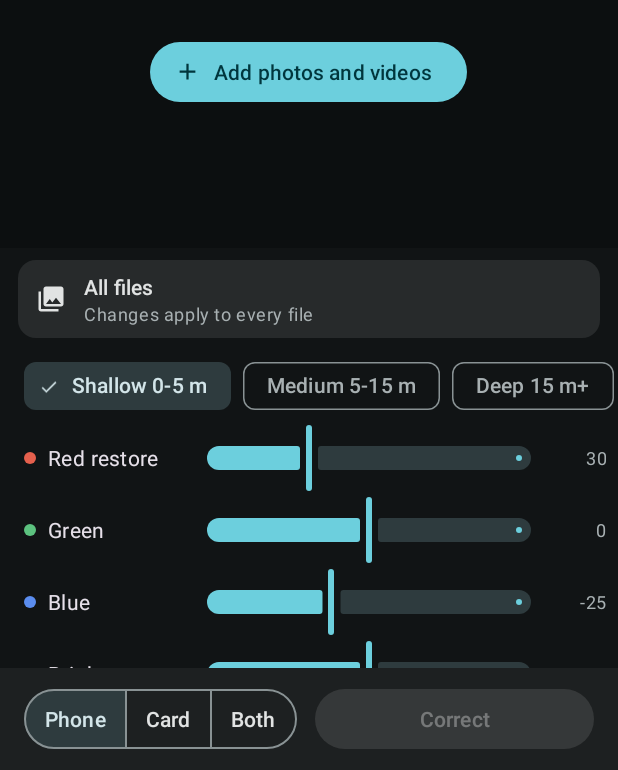
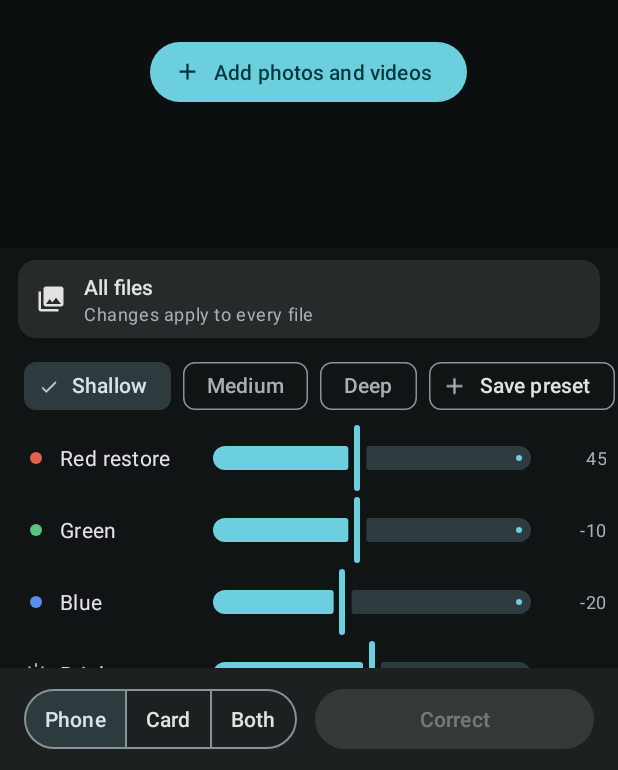
Before and after one commit to daniel-herold/divefix-android, an Android app: the screen it shows after launch (MainActivity), on a phone screen of 412 x 824 dp, the part 466-1236 px from its top. Run offline under Robolectric (Android 15) with nearby library versions, the phone set to English and light mode, and no system bars.

Commit message:
Fix resuming video after pause; Shallow/Medium/Deep presets; slider icons and hints; gradient tool with keep/discard

```diff
--- a/app/src/main/java/com/divefix/app/MainActivity.kt
+++ b/app/src/main/java/com/divefix/app/MainActivity.kt
@@ -83,6 +83,10 @@ import java.util.TimeZone
 import java.util.concurrent.ConcurrentHashMap
 import java.util.concurrent.Executors
 import kotlin.concurrent.thread
+import android.graphics.drawable.ColorDrawable
+import android.transition.AutoTransition
+import android.transition.TransitionManager
+import android.widget.PopupWindow
 import kotlin.math.abs
 import kotlin.math.roundToInt
 
@@ -95,7 +99,15 @@ class MainActivity : AppCompatActivity() {
     private val scale = floatArrayOf(1f, .3f, .4f, .002f, .004f, .01f, 1f)
     private val dmin = floatArrayOf(0f, -100f, -100f, -100f, -100f, -100f, 0f)
     private val dots = intArrayOf(0xFFE5604D.toInt(), 0xFF5CC27F.toInt(), 0xFF5B8DEF.toInt(), 0, 0, 0, 0)
-    private val defaults = """{"Shallow 0-5 m":{"red":30,"green":0,"blue":-10,"bright":0,"contrast":1.05,"sat":1.05,"pop":20},"Medium 5-15 m":{"red":60,"green":-8,"blue":-20,"bright":0.02,"contrast":1.1,"sat":1.1,"pop":30},"Deep 15 m+":{"red":100,"green":-15,"blue":-30,"bright":0.04,"contrast":1.15,"sat":1.15,"pop":40}}"""
+    // Shallow ~0-5 m, Medium ~5-15 m, Deep ~15 m+. Red is absorbed first, so it needs the most help, then blue and green are
+    // pulled back; deeper water is darker and hazier, so brightness, contrast and colour get a little more too.
+    private val defaults = """{"Shallow":{"red":45,"green":-3,"blue":-8,"bright":0,"contrast":1.08,"sat":1.05,"pop":15},"Medium":{"red":80,"green":-6,"blue":-12,"bright":0.02,"contrast":1.12,"sat":1.1,"pop":25},"Deep":{"red":100,"green":-9,"blue":-20,"bright":0.04,"contrast":1.16,"sat":1.15,"pop":35}}"""
+    private val icons = intArrayOf(0, 0, 0, R.drawable.ic_brightness, R.drawable.ic_contrast, R.drawable.ic_saturation, R.drawable.ic_vibrance)
+    private val hints = arrayOf<String?>(null, null, null,
+        "Lightens or darkens the whole picture evenly. Deeper dives are darker, so raise it a little there.",
+        "Pushes darks and lights apart. Water haze makes dive shots look flat; more contrast gives them depth.",
+        "Makes every colour stronger or weaker by the same amount. Use it sparingly, too much looks artificial.",
+        "Strengthens muted colours a lot and already-strong ones barely, so blues and corals come alive without neon fish.")
     @Suppress("DEPRECATION")
     private val exifTags = arrayOf(
         ExifInterface.TAG_DATETIME_ORIGINAL, ExifInterface.TAG_DATETIME_DIGITIZED, ExifInterface.TAG_DATETIME,
@@ -178,7 +190,10 @@ class MainActivity : AppCompatActivity() {
     private lateinit var gradientBtn: MaterialButton
     private lateinit var drawBar: View
     private lateinit var drawHint: TextView
-    private lateinit var drawRemove: View
+    private lateinit var gradientGroup: LinearLayout
+    private lateinit var gradientSave: View
+    private lateinit var gradientDiscard: View
+    private var drawMode = false
     private lateinit var addMore: View
     private lateinit var emptyBox: View
     private lateinit var modeBar: LinearLayout
@@ -274,10 +289,12 @@ class MainActivity : AppCompatActivity() {
         }
         drawBar = findViewById(R.id.drawBar)
         drawHint = findViewById(R.id.drawHint)
-        drawRemove = findViewById<View>(R.id.drawRemove).apply {
-            setOnClickListener { edits[files[cur]]?.line = null; this@MainActivity.overlay.line = null; render(); updateMode(); updateDrawBar() }
+        gradientGroup = findViewById(R.id.gradientGroup)
+        gradientBtn = findViewById<MaterialButton>(R.id.gradientBtn).apply { setOnClickListener { setDrawMode(!drawMode) } }  // tapping again keeps the line
+        gradientSave = findViewById<View>(R.id.gradientSave).apply { setOnClickListener { setDrawMode(false) } }
+        gradientDiscard = findViewById<View>(R.id.gradientDiscard).apply {
+            setOnClickListener { edits[files[cur]]?.line = null; render(); updateMode(); setDrawMode(false) }
         }
-        gradientBtn = findViewById<MaterialButton>(R.id.gradientBtn).apply { addOnCheckedChangeListener { _, on -> setDrawMode(on) } }
         prevBtn = findViewById<Button>(R.id.prev).apply { setOnClickListener { if (files.isNotEmpty()) { cur = (cur - 1 + files.size) % files.size; loadPreview() } } }
         nextBtn = findViewById<Button>(R.id.next).apply { setOnClickListener { if (files.isNotEmpty()) { cur = (cur + 1) % files.size; loadPreview() } } }
         findViewById<View>(R.id.compare).setOnTouchListener { view, e ->
@@ -308,13 +325,22 @@ class MainActivity : AppCompatActivity() {
         val muted = MaterialColors.getColor(this, com.google.android.material.R.attr.colorOnSurfaceVariant, Color.GRAY)
         for (i in 0 until n) {
             val row = LinearLayout(this).apply { gravity = Gravity.CENTER_VERTICAL }
-            row.addView(View(this).apply {
-                background = GradientDrawable().apply { shape = GradientDrawable.OVAL; setColor(dots[i]) }
-                visibility = if (dots[i] != 0) View.VISIBLE else View.INVISIBLE
-            }, LinearLayout.LayoutParams((8 * dp).toInt(), (8 * dp).toInt()).apply { marginEnd = (8 * dp).toInt() })
-            row.addView(TextView(this).apply {
-                text = names[i]; setTextAppearance(com.google.android.material.R.style.TextAppearance_Material3_BodyMedium)
-            }, LinearLayout.LayoutParams((92 * dp).toInt(), WRAP_CONTENT))
+            val label = LinearLayout(this).apply {
+                gravity = Gravity.CENTER_VERTICAL
+                addView(FrameLayout(context).apply {
+                    if (dots[i] != 0) addView(View(context).apply { background = GradientDrawable().apply { shape = GradientDrawable.OVAL; setColor(dots[i]) } },
+                        FrameLayout.LayoutParams((8 * dp).toInt(), (8 * dp).toInt(), Gravity.CENTER))
+                    else addView(ImageView(context).apply { setImageResource(icons[i]); imageTintList = ColorStateList.valueOf(muted) },
+                        FrameLayout.LayoutParams((16 * dp).toInt(), (16 * dp).toInt(), Gravity.CENTER))
+                }, LinearLayout.LayoutParams((16 * dp).toInt(), (16 * dp).toInt()).apply { marginEnd = (8 * dp).toInt() })
+                addView(TextView(context).apply { text = names[i]; setTextAppearance(com.google.android.material.R.style.TextAppearance_Material3_BodyMedium) })
+                hints[i]?.let { hint ->
+                    background = obtainStyledAttributes(intArrayOf(android.R.attr.selectableItemBackground)).run { val d = getDrawable(0); recycle(); d }
+                    contentDescription = "${names[i]}. $hint"
+                    setOnClickListener { showHint(this, hint) }
+                }
+            }
+            row.addView(label, LinearLayout.LayoutParams((112 * dp).toInt(), (40 * dp).toInt()))
             val s = Slider(this).apply {
                 valueFrom = dmin[i]; valueTo = 100f; stepSize = 1f; value = 0f
                 labelBehavior = LabelFormatter.LABEL_GONE; isTickVisible = false; contentDescription = names[i]
@@ -344,6 +370,13 @@ class MainActivity : AppCompatActivity() {
 
         // ---------- presets ----------
         presets = JSONObject(prefs.getString("presets", null) ?: defaults)
+        if (prefs.getInt("presetsVersion", 1) < 2) {  // replace the first-generation default presets, keep the user's own
+            val old = setOf("Shallow 0-5 m", "Medium 5-15 m", "Deep 15 m+")
+            val merged = JSONObject(defaults)
+            presets.keys().asSequence().toList().filter { it !in old && !merged.has(it) }.forEach { merged.put(it, presets.get(it)) }
+            presets = merged
+            prefs.edit().putString("presets", presets.toString()).putInt("presetsVersion", 2).apply()
+        }
         chips = findViewById(R.id.presets)
         chips.setOnCheckedStateChangeListener { g, checked ->
             if (applyingPreset || checked.isEmpty()) return@setOnCheckedStateChangeListener
@@ -437,6 +470,20 @@ class MainActivity : AppCompatActivity() {
         text = t; setTextColor(Color.WHITE); setBackgroundResource(R.drawable.pill)
         setTextAppearance(com.google.android.material.R.style.TextAppearance_Material3_LabelLarge); setTextColor(Color.WHITE)
         setPadding((12 * dp).toInt(), (6 * dp).toInt(), (12 * dp).toInt(), (6 * dp).toInt())
+    }
+
+    // Small explanation bubble under a slider label; tap anywhere to close.
+    private fun showHint(anchor: View, text: String) {
+        val bubble = TextView(this).apply {
+            this.text = text; maxWidth = (280 * dp).toInt()
+            setTextAppearance(com.google.android.material.R.style.TextAppearance_Material3_BodyMedium)
+            setTextColor(MaterialColors.getColor(anchor, com.google.android.material.R.attr.colorOnSurface))
+            setPadding((14 * dp).toInt(), (10 * dp).toInt(), (14 * dp).toInt(), (10 * dp).toInt())
+            background = GradientDrawable().apply { setColor(MaterialColors.getColor(anchor, com.google.android.material.R.attr.colorSurfaceContainerHighest)); cornerRadius = 12 * dp }
+        }
+        val pop = PopupWindow(bubble, WRAP_CONTENT, WRAP_CONTENT, true).apply { elevation = 6 * dp; isOutsideTouchable = true; setBackgroundDrawable(ColorDrawable(Color.TRANSPARENT)) }
+        pop.showAsDropDown(anchor, 0, (2 * dp).toInt())
+        ui.postDelayed({ if (pop.isShowing) pop.dismiss() }, 6000)
     }
 
     private fun say(msg: String, action: String? = null, fn: (() -> Unit)? = null) {
@@ -571,22 +618,34 @@ class MainActivity : AppCompatActivity() {
     }
 
     private fun setDrawMode(on: Boolean) {
-        if (gradientBtn.isChecked != on) { gradientBtn.isChecked = on; return }  // the button's listener calls back here
+        drawMode = on
         overlay.drawing = on
         overlay.line = edits[files.getOrNull(cur)]?.line
-        // Make "drawing" unmistakable: the tool fills with the accent colour while it is on.
-        gradientBtn.backgroundTintList = ColorStateList.valueOf(MaterialColors.getColor(gradientBtn,
-            if (on) com.google.android.material.R.attr.colorPrimary else com.google.android.material.R.attr.colorSecondaryContainer))
-        gradientBtn.iconTint = ColorStateList.valueOf(MaterialColors.getColor(gradientBtn,
-            if (on) com.google.android.material.R.attr.colorOnPrimary else com.google.android.material.R.attr.colorOnSecondaryContainer))
         drawBar.visibility = if (on) View.VISIBLE else View.GONE
+        histo.visibility = if (on || player?.playWhenReady == true) View.GONE else View.VISIBLE  // room for the expanded tool
         updateDrawBar()
     }
 
+    // Off: plain tool button. Drawing: the tool fills with the accent colour. Once a line exists it expands to [tool | ✓ keep | ✕ discard].
     private fun updateDrawBar() {
         val has = edits[files.getOrNull(cur)]?.line != null
-        drawHint.text = if (has) "Full effect at ●, none at ○" else "Drag across the photo"
-        drawRemove.visibility = if (has) View.VISIBLE else View.GONE
+        val expanded = drawMode && has
+        drawHint.text = if (has) "Drag again to redraw · ● full effect, ○ none" else "Drag across the photo"
+        val color = { attr: Int -> MaterialColors.getColor(gradientBtn, attr) }
+        val primary = color(com.google.android.material.R.attr.colorPrimary)
+        val onPrimary = color(com.google.android.material.R.attr.colorOnPrimary)
+        TransitionManager.beginDelayedTransition(gradientGroup, AutoTransition().setDuration(150))
+        gradientSave.visibility = if (expanded) View.VISIBLE else View.GONE
+        gradientDiscard.visibility = gradientSave.visibility
+        gradientGroup.background = if (expanded) GradientDrawable().apply { setColor(primary); cornerRadius = 24 * dp } else null
+        gradientBtn.backgroundTintList = ColorStateList.valueOf(when {
+            expanded -> Color.TRANSPARENT
+            drawMode -> primary
+            else -> color(com.google.android.material.R.attr.colorSecondaryContainer)
+        })
+        gradientBtn.iconTint = ColorStateList.valueOf(if (drawMode) onPrimary else color(com.google.android.material.R.attr.colorOnSecondaryContainer))
+        (gradientSave as MaterialButton).iconTint = ColorStateList.valueOf(onPrimary)
+        (gradientDiscard as MaterialButton).iconTint = ColorStateList.valueOf(onPrimary)
     }
 
     // Keeps the overlay's idea of where the photo sits in sync with the image view (fit-center).
@@ -792,7 +851,14 @@ class MainActivity : AppCompatActivity() {
             val out = correct(px, src.width, src.height, s, line)
             val bmp = Bitmap.createBitmap(out, src.width, src.height, Bitmap.Config.ARGB_8888)
             val h = hist(out)
-            runOnUiThread { if (seq == renderSeq) { outBmp = bmp; outHist = h; display() } }
+            runOnUiThread {
+                if (seq != renderSeq) return@runOnUiThread
+                outBmp = bmp; outHist = h; display()
+                if (player?.playWhenReady != true) {
+                    image.visibility = View.VISIBLE; histo.visibility = if (drawMode) View.GONE else View.VISIBLE
+                    if (player != null) releasePlayer()  // the corrected still now covers the paused video, so the player can go
+                }
+            }
         }
     }
 
@@ -979,7 +1045,6 @@ class MainActivity : AppCompatActivity() {
             if (bmp == null) { say("Can't open ${fileTitle}"); return@runOnUiThread }
             srcBmp = bmp; srcPx = px; srcHist = h; outBmp = null; outHist = null
             syncOverlay()
-            if (player?.playWhenReady != true) { image.visibility = View.VISIBLE; histo.visibility = View.VISIBLE }
             if (full.isShowing) orientFull()
             render()
         }
@@ -992,9 +1057,10 @@ class MainActivity : AppCompatActivity() {
     private fun play() {
         if (running) { say("Playback is paused while files are being corrected"); return }
         if (videoDur > 0 && videoPos >= videoDur - 200) videoPos = 0
-        var p = player
-        if (p == null) {
-            p = ExoPlayer.Builder(this).build()
+        // Always start a fresh player at the current position: resuming a paused one with live colour effects can stall.
+        if (player != null) releasePlayer()
+        run {
+            val p = ExoPlayer.Builder(this).build()
             player = p
             p.setVideoSurfaceView(surface)
             p.setVideoEffects(listOf<Effect>(lut(matrix(), v[6] / 100f)))
@@ -1008,14 +1074,13 @@ class MainActivity : AppCompatActivity() {
                 override fun onPlaybackStateChanged(state: Int) { if (state == Player.STATE_ENDED) pause() }
                 override fun onPlayerError(error: PlaybackException) { say("Can't play this video (${error.errorCodeName})"); releasePlayer(); loadFrame(true) }
             })
-            p.setMediaItem(MediaItem.fromUri(files[cur]))
+            p.setMediaItem(MediaItem.fromUri(files[cur]), videoPos)
             p.prepare()
             if (holding) applyFx.run()
-        } else image.visibility = View.INVISIBLE
+            p.play()
+        }
         surface.visibility = View.VISIBLE
         histo.visibility = View.GONE
-        p.seekTo(videoPos)
-        p.play()
         ui.removeCallbacks(ticker); ui.post(ticker)
     }
 
--- /dev/null
+++ b/app/src/main/res/drawable/ic_brightness.xml
@@ -0,0 +1,3 @@
+<vector xmlns:android="http://schemas.android.com/apk/res/android" android:width="24dp" android:height="24dp" android:viewportWidth="24" android:viewportHeight="24" android:tint="?attr/colorControlNormal">
+    <path android:fillColor="@android:color/white" android:fillType="evenOdd" android:pathData="M12,7c-2.76,0 -5,2.24 -5,5s2.24,5 5,5 5,-2.24 5,-5 -2.24,-5 -5,-5zM2,13h2c0.55,0 1,-0.45 1,-1s-0.45,-1 -1,-1L2,11c-0.55,0 -1,0.45 -1,1s0.45,1 1,1zM20,13h2c0.55,0 1,-0.45 1,-1s-0.45,-1 -1,-1h-2c-0.55,0 -1,0.45 -1,1s0.45,1 1,1zM11,2v2c0,0.55 0.45,1 1,1s1,-0.45 1,-1L13,2c0,-0.55 -0.45,-1 -1,-1s-1,0.45 -1,1zM11,20v2c0,0.55 0.45,1 1,1s1,-0.45 1,-1v-2c0,-0.55 -0.45,-1 -1,-1 -0.55,0 -1,0.45 -1,1zM5.99,4.58c-0.39,-0.39 -1.03,-0.39 -1.41,0 -0.39,0.39 -0.39,1.03 0,1.41l1.06,1.06c0.39,0.39 1.03,0.39 1.41,0s0.39,-1.03 0,-1.41L5.99,4.58zM18.36,16.95c-0.39,-0.39 -1.03,-0.39 -1.41,0 -0.39,0.39 -0.39,1.03 0,1.41l1.06,1.06c0.39,0.39 1.03,0.39 1.41,0 0.39,-0.39 0.39,-1.03 0,-1.41l-1.06,-1.06zM19.42,5.99c0.39,-0.39 0.39,-1.03 0,-1.41 -0.39,-0.39 -1.03,-0.39 -1.41,0l-1.06,1.06c-0.39,0.39 -0.39,1.03 0,1.41s1.03,0.39 1.41,0l1.06,-1.06zM7.05,18.36c0.39,-0.39 0.39,-1.03 0,-1.41 -0.39,-0.39 -1.03,-0.39 -1.41,0l-1.06,1.06c-0.39,0.39 -0.39,1.03 0,1.41s1.03,0.39 1.41,0l1.06,-1.06z" />
+</vector>
--- /dev/null
+++ b/app/src/main/res/drawable/ic_check.xml
@@ -0,0 +1,3 @@
+<vector xmlns:android="http://schemas.android.com/apk/res/android" android:width="24dp" android:height="24dp" android:viewportWidth="24" android:viewportHeight="24" android:tint="?attr/colorControlNormal">
+    <path android:fillColor="@android:color/white" android:fillType="evenOdd" android:pathData="M9,16.17L4.83,12l-1.42,1.41L9,19 21,7l-1.41,-1.41z" />
+</vector>
--- /dev/null
+++ b/app/src/main/res/drawable/ic_close.xml
@@ -0,0 +1,3 @@
+<vector xmlns:android="http://schemas.android.com/apk/res/android" android:width="24dp" android:height="24dp" android:viewportWidth="24" android:viewportHeight="24" android:tint="?attr/colorControlNormal">
+    <path android:fillColor="@android:color/white" android:fillType="evenOdd" android:pathData="M19,6.41L17.59,5 12,10.59 6.41,5 5,6.41 10.59,12 5,17.59 6.41,19 12,13.41 17.59,19 19,17.59 13.41,12z" />
+</vector>
--- /dev/null
+++ b/app/src/main/res/drawable/ic_contrast.xml
@@ -0,0 +1,3 @@
+<vector xmlns:android="http://schemas.android.com/apk/res/android" android:width="24dp" android:height="24dp" android:viewportWidth="24" android:viewportHeight="24" android:tint="?attr/colorControlNormal">
+    <path android:fillColor="@android:color/white" android:fillType="evenOdd" android:pathData="M12,22c5.52,0 10,-4.48 10,-10S17.52,2 12,2 2,6.48 2,12s4.48,10 10,10zM13,4.07c3.94,0.49 7,3.85 7,7.93s-3.05,7.44 -7,7.93V4.07z" />
+</vector>
--- /dev/null
+++ b/app/src/main/res/drawable/ic_saturation.xml
@@ -0,0 +1,3 @@
+<vector xmlns:android="http://schemas.android.com/apk/res/android" android:width="24dp" android:height="24dp" android:viewportWidth="24" android:viewportHeight="24" android:tint="?attr/colorControlNormal">
+    <path android:fillColor="@android:color/white" android:fillType="evenOdd" android:pathData="M12,2.5C12,2.5 5.5,9.6 5.5,14.5a6.5,6.5 0 0,0 13,0C18.5,9.6 12,2.5 12,2.5z" />
+</vector>
--- /dev/null
+++ b/app/src/main/res/drawable/ic_vibrance.xml
@@ -0,0 +1,3 @@
+<vector xmlns:android="http://schemas.android.com/apk/res/android" android:width="24dp" android:height="24dp" android:viewportWidth="24" android:viewportHeight="24" android:tint="?attr/colorControlNormal">
+    <path android:fillColor="@android:color/white" android:fillType="evenOdd" android:pathData="M10,3l2,6 6,2 -6,2 -2,6 -2,-6 -6,-2 6,-2zM18.5,13.5l1,3 3,1 -3,1 -1,3 -1,-3 -3,-1 3,-1z" />
+</vector>
--- a/app/src/main/res/layout/media.xml
+++ b/app/src/main/res/layout/media.xml
@@ -30,12 +30,9 @@
         <com.divefix.app.LineOverlay android:id="@+id/lineOverlay" android:layout_width="match_parent" android:layout_height="match_parent" />
         <LinearLayout android:id="@+id/drawBar" android:layout_width="wrap_content" android:layout_height="wrap_content"
             android:layout_gravity="top|center_horizontal" android:layout_marginTop="12dp" android:background="@drawable/pill"
-            android:gravity="center_vertical" android:paddingStart="14dp" android:paddingEnd="4dp" android:visibility="gone">
+            android:gravity="center_vertical" android:paddingHorizontal="14dp" android:visibility="gone">
             <TextView android:id="@+id/drawHint" android:layout_width="wrap_content" android:layout_height="wrap_content"
                 android:paddingVertical="8dp" android:textColor="@android:color/white" android:textAppearance="?attr/textAppearanceLabelLarge" />
-            <com.google.android.material.button.MaterialButton android:id="@+id/drawRemove" style="@style/Widget.Material3.Button.TextButton"
-                android:layout_width="wrap_content" android:layout_height="wrap_content" android:minHeight="36dp" android:text="Remove"
-                android:textColor="?attr/colorPrimary" />
         </LinearLayout>
         <TextView android:id="@+id/originalTag" android:layout_width="wrap_content" android:layout_height="wrap_content"
             android:layout_gravity="top|center_horizontal" android:layout_marginTop="12dp" android:background="@drawable/pill"
@@ -53,9 +50,18 @@
             <LinearLayout android:layout_width="match_parent" android:layout_height="wrap_content" android:gravity="bottom">
                 <com.google.android.material.button.MaterialButton android:id="@+id/compare" style="@style/Widget.Material3.Button.TonalButton.Icon" android:layout_width="wrap_content"
                     android:layout_height="wrap_content" android:text="Hold to compare" app:icon="@drawable/ic_compare" />
-                <com.google.android.material.button.MaterialButton android:id="@+id/gradientBtn" style="@style/Widget.Material3.Button.IconButton.Filled.Tonal"
-                    android:layout_width="wrap_content" android:layout_height="wrap_content" android:layout_marginStart="4dp"
-                    android:checkable="true" android:contentDescription="Draw a gradient" app:icon="@drawable/ic_gradient" />
+                <LinearLayout android:id="@+id/gradientGroup" android:layout_width="wrap_content" android:layout_height="wrap_content"
+                    android:layout_marginStart="4dp" android:gravity="center_vertical">
+                    <com.google.android.material.button.MaterialButton android:id="@+id/gradientBtn" style="@style/Widget.Material3.Button.IconButton.Filled.Tonal"
+                        android:layout_width="wrap_content" android:layout_height="wrap_content"
+                        android:contentDescription="Draw a gradient" app:icon="@drawable/ic_gradient" />
+                    <com.google.android.material.button.MaterialButton android:id="@+id/gradientSave" style="@style/Widget.Material3.Button.IconButton"
+                        android:layout_width="wrap_content" android:layout_height="wrap_content" android:visibility="gone"
+                        android:contentDescription="Keep gradient" app:icon="@drawable/ic_check" />
+                    <com.google.android.material.button.MaterialButton android:id="@+id/gradientDiscard" style="@style/Widget.Material3.Button.IconButton"
+                        android:layout_width="wrap_content" android:layout_height="wrap_content" android:layout_marginEnd="2dp" android:visibility="gone"
+                        android:contentDescription="Discard gradient" app:icon="@drawable/ic_close" />
+                </LinearLayout>
                 <View android:layout_width="0dp" android:layout_height="1dp" android:layout_weight="1" />
                 <com.divefix.app.Histo android:id="@+id/histo" android:layout_width="@dimen/histo_w" android:layout_height="@dimen/histo_h"
                     android:layout_marginBottom="6dp" />
```
Also changed, not shown: 4 other files.
